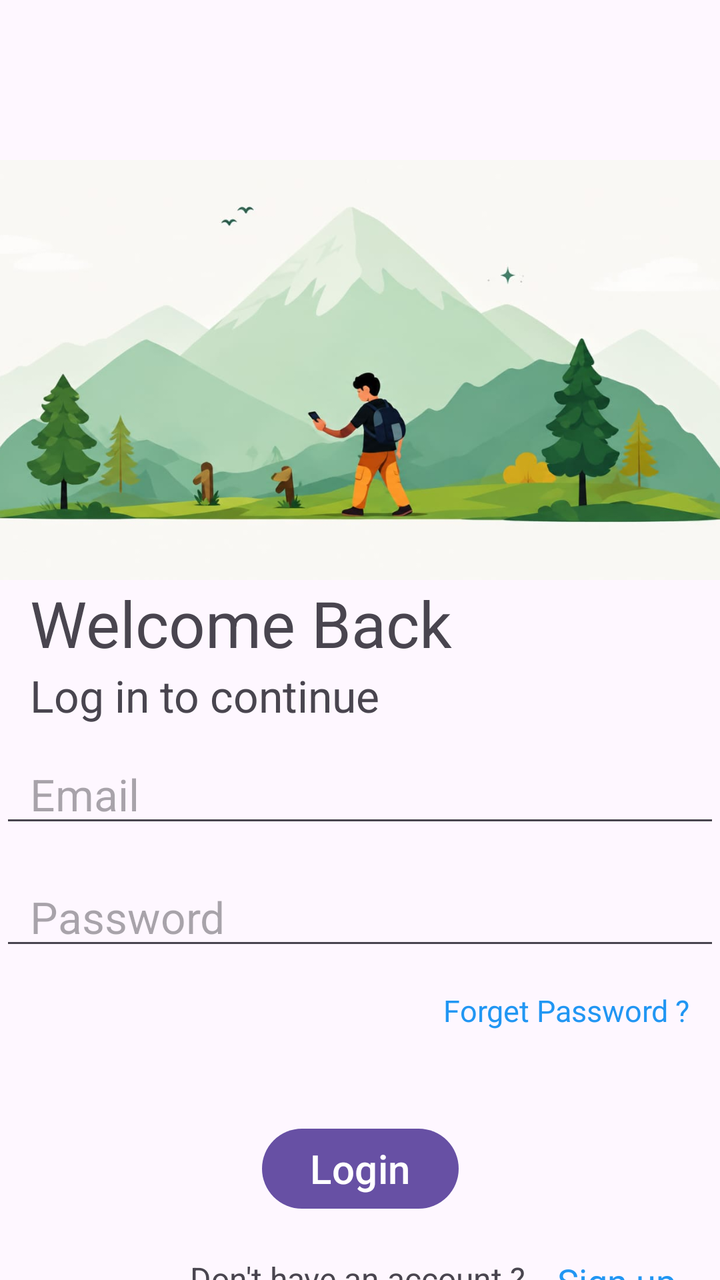
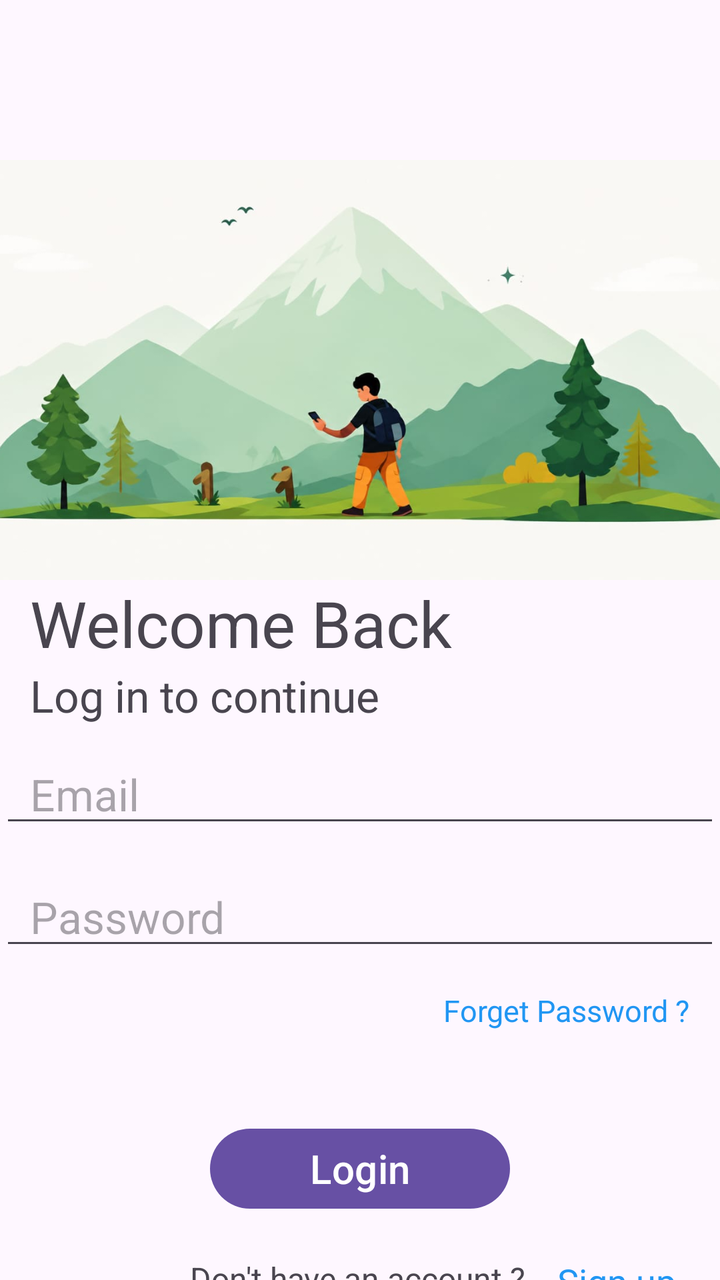

Compare the two renders of this Android layout. The source of the first and the diff that turns it into the second are given below.
<!-- AndroidManifest.xml: application theme Theme.TrailSplit -->
<!-- res/layout/activity_main.xml -->
<?xml version="1.0" encoding="utf-8"?>
<androidx.constraintlayout.widget.ConstraintLayout xmlns:android="http://schemas.android.com/apk/res/android"
    xmlns:app="http://schemas.android.com/apk/res-auto"
    xmlns:tools="http://schemas.android.com/tools"
    android:id="@+id/main"
    android:layout_width="match_parent"
    android:layout_height="match_parent"
    tools:context=".MainActivity">

    <ImageView
        android:id="@+id/loginheader"
        android:layout_width="match_parent"
        android:layout_height="210dp"
        android:layout_marginTop="80dp"
        android:scaleType="centerCrop"
        android:src="@drawable/login"
        app:layout_constraintTop_toTopOf="parent"


        />

    <TextView
        android:id="@+id/welcome"
        android:layout_width="wrap_content"
        android:layout_height="wrap_content"
        android:text="Welcome Back "
        android:textSize="32sp"
        app:layout_constraintTop_toBottomOf="@id/loginheader"
        app:layout_constraintStart_toStartOf="@id/loginheader"
        android:paddingLeft="15dp"
        />

    <TextView
        android:id="@+id/statement"
        android:layout_width="wrap_content"
        android:layout_height="wrap_content"
        android:text="Log in to continue"
        android:textSize="22sp"
        android:paddingLeft="15dp"
        app:layout_constraintTop_toBottomOf="@id/welcome"
        app:layout_constraintStart_toStartOf="@id/welcome"


        />

        <EditText
            android:id="@+id/email"
            android:layout_width="match_parent"
            android:layout_height="wrap_content"

            android:hint="Email"

            android:textSize="22sp"
            android:paddingTop="20dp"
            android:paddingLeft="15dp"
            app:layout_constraintTop_toBottomOf="@id/statement"
            app:layout_constraintStart_toStartOf="@id/statement"

            />

    <EditText
        android:id="@+id/password"
        android:layout_width="match_parent"
        android:layout_height="wrap_content"

        android:hint="Password"

        android:textSize="22sp"
        android:paddingTop="25dp"
        android:paddingLeft="15dp"
        app:layout_constraintTop_toBottomOf="@id/email"
        app:layout_constraintStart_toStartOf="@id/email"

        />

    <TextView
        android:id="@+id/fogetpassword"
        android:layout_width="wrap_content"
        android:layout_height="wrap_content"
        android:text="Forget Password ?"
        android:textSize="15dp"
        android:textColor="#2196F3"
        android:layout_marginTop="15dp"
        app:layout_constraintTop_toBottomOf="@id/password"
        app:layout_constraintEnd_toEndOf="parent"
        android:layout_marginRight="15dp"
        />



    <Button
        android:id="@+id/btn"
        android:layout_width="wrap_content"
        android:layout_height="wrap_content"
        android:text="Login"
        android:textSize="20sp"
        android:layout_marginTop="45dp"


        app:layout_constraintTop_toBottomOf="@id/fogetpassword"
        app:layout_constraintStart_toStartOf="parent"
        app:layout_constraintEnd_toEndOf="parent"
        />
    <TextView
        android:id="@+id/account"
        android:layout_width="wrap_content"
        android:layout_height="wrap_content"
        android:text="Don't have an account ? "
        android:textSize="16dp"
        android:paddingTop="20dp"
        app:layout_constraintTop_toBottomOf="@id/btn"
        android:paddingLeft="95dp"
        app:layout_constraintStart_toStartOf="parent"



        />
    <TextView
        android:id="@+id/sign"
        android:layout_width="wrap_content"
        android:layout_height="wrap_content"
        android:text="Sign up"
        android:textSize="18dp"
        app:layout_constraintStart_toEndOf="@id/account"
        app:layout_constraintTop_toBottomOf="@id/btn"
        android:paddingTop="20dp"
        android:paddingLeft="12dp"
        android:textColor="#2196F3"
        />
</androidx.constraintlayout.widget.ConstraintLayout>
<!-- resources referenced by this layout -->
<resources>
  <!-- drawable login: jpeg bitmap (drawable, 42846 bytes) -->
  <style name="Theme.TrailSplit" parent="Base.Theme.TrailSplit" />
  <style name="Base.Theme.TrailSplit" parent="Theme.Material3.DayNight.NoActionBar">
          
          
      </style>
</resources>

<!-- the commit's change to res/layout/activity_main.xml (unified diff, before → after) -->
@@ -90,7 +90,7 @@
 
     <Button
         android:id="@+id/btn"
-        android:layout_width="wrap_content"
+        android:layout_width="150dp"
         android:layout_height="wrap_content"
         android:text="Login"
         android:textSize="20sp"
